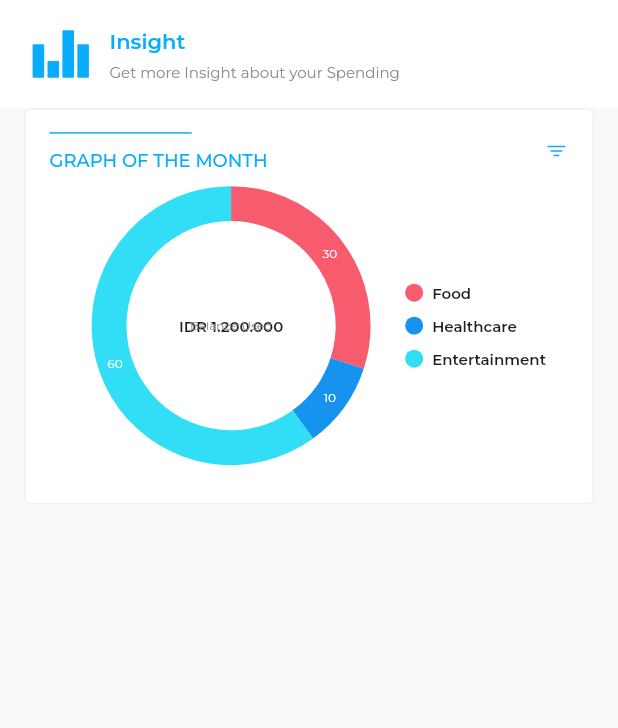
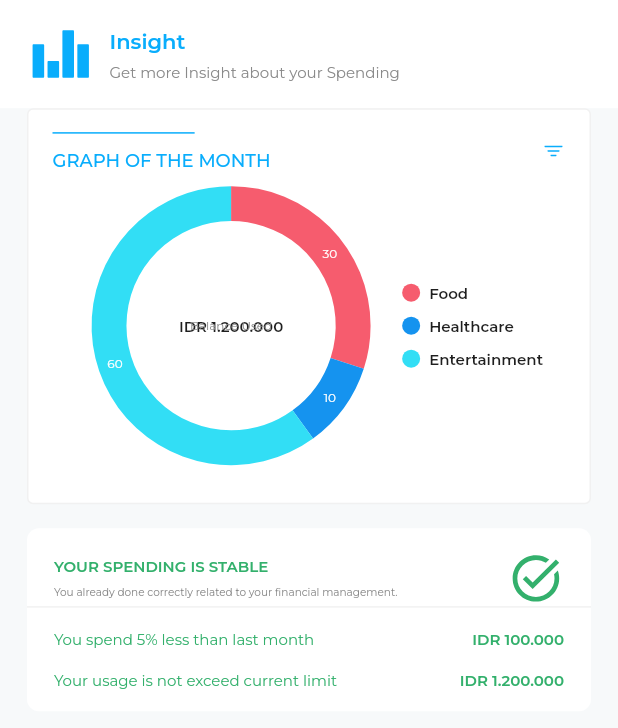
Before and after one commit to Fadzaa/flutter-weMoney-getx, a Flutter app: the InsightView screen opened by its route, on a phone screen of 412 x 824 dp. Shown: the top 728 px of the screen. Run offline on Flutter 3.47's test engine with Material 2 defaults, Android fonts, the phone set to English and light mode, and no system bars; our stand-ins replace flutter_svg, get, google_fonts, introduction_screen, mask_text_input_formatter, persistent_bottom_nav_bar and 2 more; missing offline and left inert: syncfusion_flutter_core.

Commit message:
feat: [FA] add spending evaluation component

```diff
--- /dev/null
+++ b/lib/app/features/insight/components/spending_chart.dart
@@ -0,0 +1,120 @@
+import 'package:flutter/material.dart';
+import 'package:flutter_svg/svg.dart';
+import 'package:syncfusion_flutter_charts/charts.dart';
+
+import '../../../../common/helper/index.dart';
+import '../../../model/chart.dart';
+
+class SpendingChart extends StatelessWidget {
+  const SpendingChart({super.key});
+
+  @override
+  Widget build(BuildContext context) {
+    double width = MediaQuery.of(context).size.width;
+    double height = MediaQuery.of(context).size.height;
+
+    final List<ChartData> chartData = [
+      ChartData('Food', 30, Color(0xFFF65C6E)),
+      ChartData('Healthcare', 10, Color(0xFF1593EF)),
+      ChartData('Entertainment', 60, Color(0xFF32DEF5)),
+
+
+    ];
+
+    return Container(
+      width: width,
+      padding: const EdgeInsets.symmetric(
+        vertical: 15,
+      ),
+      decoration: BoxDecoration(
+          color: Colors.white,
+          borderRadius: BorderRadius.circular(4),
+          border: Border.all(color: lineColor, width: 1)
+      ),
+      child: Column(
+        crossAxisAlignment: CrossAxisAlignment.start,
+        children: [
+          Padding(
+              padding: EdgeInsets.symmetric(horizontal: 16),
+              child: Column(
+                crossAxisAlignment: CrossAxisAlignment.start,
+                children: [
+                  Row(
+                    mainAxisAlignment: MainAxisAlignment.spaceBetween,
+                    children: [
+                      Column(
+                        crossAxisAlignment: CrossAxisAlignment.start,
+                        children: [
+                          Container(
+                            color: primaryColor,
+                            height: 1,
+                            width: width * 0.23,
+                            margin: EdgeInsets.only(bottom: 10),
+                          ),
+                          Text(
+                            "GRAPH OF THE MONTH",
+                            style: tsPrimaryMedium.copyWith(
+                              fontSize: 12,
+                            ),
+                          ),
+                        ],
+                      ),
+
+                      SvgPicture.asset("assets/icon_filter.svg")
+
+                    ],
+                  ),
+
+                  Container(
+                      width: width,
+                      height: height * 0.25,
+                      child: SfCircularChart(
+                          legend: Legend(
+                              isVisible: true,
+                              position: LegendPosition.right,
+                              textStyle: tsCommonHeadingList
+                          ),
+                          annotations: <CircularChartAnnotation>[
+                            CircularChartAnnotation(
+                              verticalAlignment: ChartAlignment.near,
+                              widget:
+                              Container(
+                                child: Text("IDR 1.200.000", style: tsCommonHeadingList,),
+                              ),
+                            ),
+                            CircularChartAnnotation(
+                              verticalAlignment: ChartAlignment.far,
+                              widget:
+                              Container(
+                                child: Text("Balance Used", style: tsCommonSubheadingList,),
+                              ),
+                            ),
+
+                          ],
+                          series: <CircularSeries>[
+                            // Renders doughnut chart
+                            DoughnutSeries<ChartData, String>(
+                              radius: '100%',
+                              dataSource: chartData,
+                              dataLabelSettings: DataLabelSettings(
+                                isVisible:true,
+                                textStyle: tsCommonSubheadingList.copyWith(color: Colors.white),
+                              ),
+                              pointColorMapper:(ChartData data,  _) => data.color,
+                              xValueMapper: (ChartData data, _) => data.x,
+                              yValueMapper: (ChartData data, _) => data.y,
+                              innerRadius: '75%',
+                            )
+                          ]
+                      )
+                  )
+
+
+                ],
+              )),
+
+        ],
+      ),
+    );
+  }
+}
--- /dev/null
+++ b/lib/app/features/insight/components/spending_evaluation.dart
@@ -0,0 +1,97 @@
+import 'package:flutter/material.dart';
+import 'package:flutter_svg/flutter_svg.dart';
+import 'package:we_money_getx/common/helper/index.dart';
+
+class SpendingEvaluation extends StatelessWidget {
+  const SpendingEvaluation({super.key});
+
+  @override
+  Widget build(BuildContext context) {
+    return Container(
+      padding: EdgeInsets.symmetric(vertical: 15),
+      decoration: BoxDecoration(
+        color: Colors.white,
+        borderRadius: BorderRadius.circular(8)
+      ),
+      child: Column(
+        children: [
+
+          Padding(
+            padding: const EdgeInsets.symmetric(horizontal: 18.0),
+            child: Row(
+              mainAxisAlignment: MainAxisAlignment.spaceBetween,
+              children: [
+
+                Column(
+                  crossAxisAlignment: CrossAxisAlignment.start,
+                  children: [
+                    Text(
+                      "Your Spending is Stable".toUpperCase(),
+                      style: tsCommonHeadingList.copyWith(
+
+                          color: successColor
+                      ),
+                    ),
+
+                    SizedBox(height: 7,),
+
+                    Text(
+                        "You already done correctly related to your financial management.",
+                        style: tsCommonSubheadingList.copyWith(fontSize: 7)
+                    ),
+                  ],
+                ),
+
+                SvgPicture.asset("assets/icon/icon_check.svg")
+
+              ],
+            ),
+          ),
+
+          Divider(color: lineColor, height: 1, thickness: 1),
+
+          Padding(
+            padding: const EdgeInsets.symmetric(horizontal: 18),
+            child: Column(
+              children: [
+                EvaluationText(textExplanation: "You spend 5% less than last month ", textNominal: "100.000"),
+
+                EvaluationText(textExplanation: "Your usage is not exceed current limit", textNominal: "1.200.000"),
+              ],
+            ),
+          ),
+
+
+
+
+        ],
+      ),
+    );
+  }
+}
+
+class EvaluationText extends StatelessWidget {
+  const EvaluationText({
+    required this.textExplanation,
+    required this.textNominal,
+    super.key
+  });
+
+  final String textExplanation;
+  final String textNominal;
+
+  @override
+  Widget build(BuildContext context) {
+    return Padding(
+      padding: const EdgeInsets.only(top: 15),
+      child: Row(
+        mainAxisAlignment: MainAxisAlignment.spaceBetween,
+        children: [
+          Text(textExplanation, style: tsCommonHeadingCard.copyWith(color: successColor)),
+
+          Text("IDR ${textNominal}", style: tsCommonHeadingList.copyWith(color: successColor))
+        ],
+      ),
+    );
+  }
+}
--- a/lib/app/features/insight/insight_view.dart
+++ b/lib/app/features/insight/insight_view.dart
@@ -2,6 +2,8 @@ import 'package:flutter/material.dart';
 import 'package:flutter_svg/flutter_svg.dart';
 import 'package:get/get.dart';
 import 'package:syncfusion_flutter_charts/charts.dart';
+import 'package:we_money_getx/app/features/insight/components/spending_chart.dart';
+import 'package:we_money_getx/app/features/insight/components/spending_evaluation.dart';
 
 import '../../../common/helper/index.dart';
 import '../../model/chart.dart';
@@ -14,19 +16,12 @@ class InsightView extends GetView {
     double width = MediaQuery.of(context).size.width;
     double height = MediaQuery.of(context).size.height;
 
-    final List<ChartData> chartData = [
-      ChartData('Food', 30, Color(0xFFF65C6E)),
-      ChartData('Healthcare', 10, Color(0xFF1593EF)),
-      ChartData('Entertainment', 60, Color(0xFF32DEF5)),
-
-
-    ];
-
     return Scaffold(
       backgroundColor: Color(0xFFF7F9FA),
       body: Column(
         crossAxisAlignment: CrossAxisAlignment.start,
         children: [
+          //Heading
           Container(
             width: width,
             height: height * 0.0875,
@@ -68,108 +63,27 @@ class InsightView extends GetView {
             ),
           ),
 
+
           Padding(
-            padding: const EdgeInsets.symmetric(horizontal: 16),
+            padding: const EdgeInsets.symmetric(horizontal: 18),
             child: Column(
               children: [
-              Container(
-              width: width,
-              padding: const EdgeInsets.symmetric(
-                vertical: 15,
-              ),
-              decoration: BoxDecoration(
-                  color: Colors.white,
-                  borderRadius: BorderRadius.circular(4),
-                  border: Border.all(color: lineColor, width: 1)
-              ),
-              child: Column(
-                crossAxisAlignment: CrossAxisAlignment.start,
-                children: [
-                  Padding(
-                      padding: EdgeInsets.symmetric(horizontal: 16),
-                      child: Column(
-                        crossAxisAlignment: CrossAxisAlignment.start,
-                        children: [
-                          Row(
-                            mainAxisAlignment: MainAxisAlignment.spaceBetween,
-                            children: [
-                              Column(
-                                crossAxisAlignment: CrossAxisAlignment.start,
-                                children: [
-                                  Container(
-                                    color: primaryColor,
-                                    height: 1,
-                                    width: width * 0.23,
-                                    margin: EdgeInsets.only(bottom: 10),
-                                  ),
-                                  Text(
-                                    "GRAPH OF THE MONTH",
-                                    style: tsPrimaryMedium.copyWith(
-                                        fontSize: 12,
-                                    ),
-                                  ),
-                                ],
-                              ),
+                //Chart
+                SpendingChart(),
 
-                              SvgPicture.asset("assets/icon_filter.svg")
-
-                            ],
-                          ),
-
-                          Container(
-                            width: width,
-                            height: height * 0.25,
-                              child: SfCircularChart(
-                                  legend: Legend(
-                                      isVisible: true,
-                                    position: LegendPosition.right,
-                                    textStyle: tsCommonHeadingList
-                                  ),
-                                  annotations: <CircularChartAnnotation>[
-                                    CircularChartAnnotation(
-                                      verticalAlignment: ChartAlignment.near,
-                                      widget:
-                                      Container(
-                                        child: Text("IDR 1.200.000", style: tsCommonHeadingList,),
-                                      ),
-                                    ),
-                                    CircularChartAnnotation(
-                                      verticalAlignment: ChartAlignment.far,
-                                      widget:
-                                      Container(
-                                          child: Text("Balance Used", style: tsCommonSubheadingList,),
-                                      ),
-                                    ),
-
-                                  ],
-                                  series: <CircularSeries>[
-                                    // Renders doughnut chart
-                                    DoughnutSeries<ChartData, String>(
-                                      radius: '100%',
-                                        dataSource: chartData,
-                                      dataLabelSettings: DataLabelSettings(
-                                          isVisible:true,
-                                        textStyle: tsCommonSubheadingList.copyWith(color: Colors.white),
-                                      ),
-                                        pointColorMapper:(ChartData data,  _) => data.color,
-                                        xValueMapper: (ChartData data, _) => data.x,
-                                        yValueMapper: (ChartData data, _) => data.y,
-                                      innerRadius: '75%',
-                                    )
-                                  ]
-                              )
-                          )
+                //Spending Evaluation
+                Padding(
+                  padding: const EdgeInsets.symmetric(vertical: 16),
+                  child: SpendingEvaluation(),
+                ),
 
 
-                        ],
-                      )),
 
-                ],
-              ),
-            )
+
               ],
             ),
-          )
+          ),
+
 
         ],
       ),
```
Also changed, not shown: assets/icon/icon_check.svg (added).
